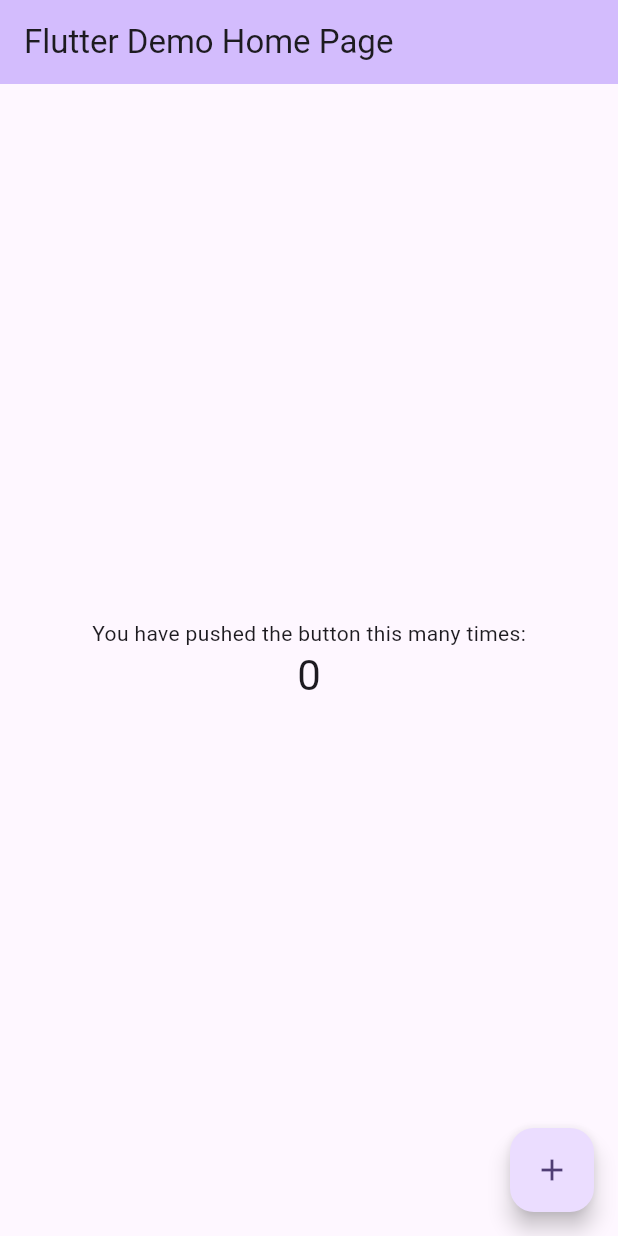
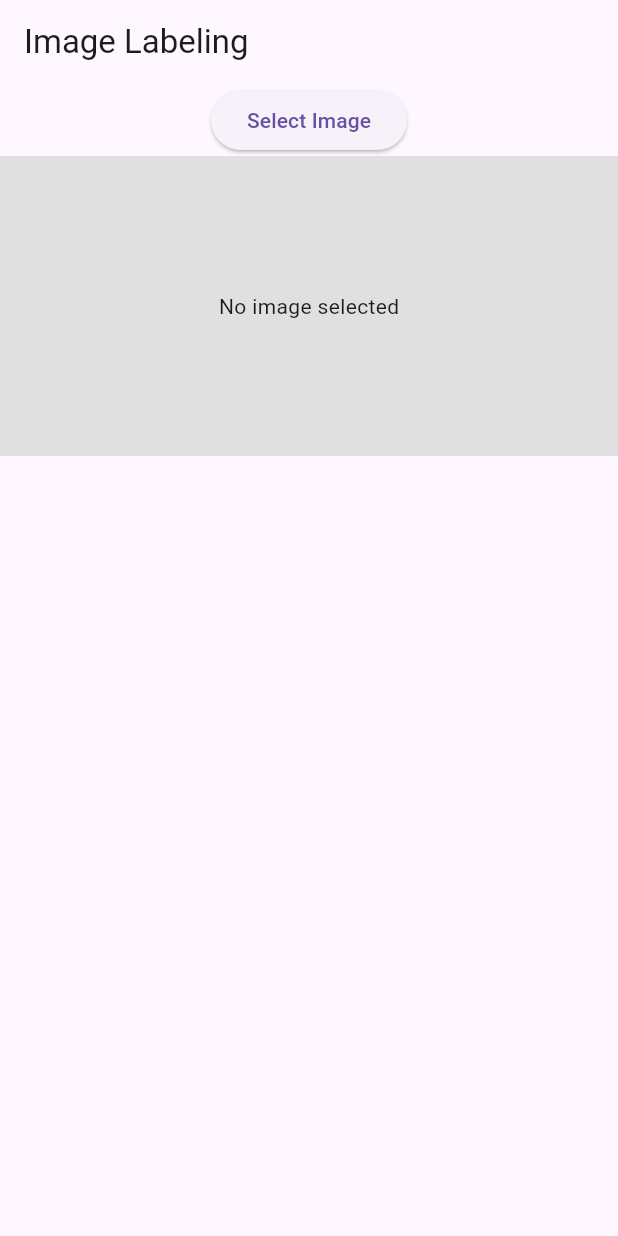
Before and after one commit to KaozhiChen/cw08, a Flutter app: the screen it shows after launch, on a phone screen of 412 x 824 dp. Run offline on Flutter 3.47's test engine with Material 3 defaults, Android fonts, the phone set to English and light mode, and no system bars; our stand-ins replace image_picker; missing offline and left inert: google_mlkit_image_labeling.

Commit message:
implement single image labeling

```diff
--- a/lib/main.dart
+++ b/lib/main.dart
@@ -1,128 +1,94 @@
-import 'package:firebase_core/firebase_core.dart';
+import 'dart:io';
 import 'package:flutter/material.dart';
+import 'package:image_picker/image_picker.dart';
+import 'package:google_mlkit_image_labeling/google_mlkit_image_labeling.dart';
 
-void main() async {
-  WidgetsFlutterBinding.ensureInitialized();
-  await Firebase.initializeApp();
-  runApp(const MyApp());
+void main() {
+  runApp(const MaterialApp(home: ImageLabelingPage()));
 }
 
-class MyApp extends StatelessWidget {
-  const MyApp({super.key});
+class ImageLabelingPage extends StatefulWidget {
+  const ImageLabelingPage({super.key});
 
-  // This widget is the root of your application.
   @override
-  Widget build(BuildContext context) {
-    return MaterialApp(
-      title: 'Flutter Demo',
-      theme: ThemeData(
-        // This is the theme of your application.
-        //
-        // TRY THIS: Try running your application with "flutter run". You'll see
-        // the application has a purple toolbar. Then, without quitting the app,
-        // try changing the seedColor in the colorScheme below to Colors.green
-        // and then invoke "hot reload" (save your changes or press the "hot
-        // reload" button in a Flutter-supported IDE, or press "r" if you used
-        // the command line to start the app).
-        //
-        // Notice that the counter didn't reset back to zero; the application
-        // state is not lost during the reload. To reset the state, use hot
-        // restart instead.
-        //
-        // This works for code too, not just values: Most code changes can be
-        // tested with just a hot reload.
-        colorScheme: ColorScheme.fromSeed(seedColor: Colors.deepPurple),
-        useMaterial3: true,
-      ),
-      home: const MyHomePage(title: 'Flutter Demo Home Page'),
-    );
-  }
+  _ImageLabelingPageState createState() => _ImageLabelingPageState();
 }
 
-class MyHomePage extends StatefulWidget {
-  const MyHomePage({super.key, required this.title});
+class _ImageLabelingPageState extends State<ImageLabelingPage> {
+  File? _selectedImage;
+  List<ImageLabel> _labels = [];
+  final ImagePicker _picker = ImagePicker();
 
-  // This widget is the home page of your application. It is stateful, meaning
-  // that it has a State object (defined below) that contains fields that affect
-  // how it looks.
+  Future<void> _pickImage() async {
+    final pickedFile = await _picker.pickImage(source: ImageSource.gallery);
+    if (pickedFile == null) {
+      ScaffoldMessenger.of(context).showSnackBar(
+        const SnackBar(content: Text('No image selected')),
+      );
+      return;
+    }
 
-  // This class is the configuration for the state. It holds the values (in this
-  // case the title) provided by the parent (in this case the App widget) and
-  // used by the build method of the State. Fields in a Widget subclass are
-  // always marked "final".
+    setState(() {
+      _selectedImage = File(pickedFile.path);
+    });
 
-  final String title;
+    await _labelImage(File(pickedFile.path));
+  }
 
-  @override
-  State<MyHomePage> createState() => _MyHomePageState();
-}
+  Future<void> _labelImage(File image) async {
+    final inputImage = InputImage.fromFilePath(image.path);
+    final options = ImageLabelerOptions(confidenceThreshold: 0.5);
+    final imageLabeler = ImageLabeler(options: options);
 
-class _MyHomePageState extends State<MyHomePage> {
-  int _counter = 0;
-
-  void _incrementCounter() {
-    setState(() {
-      // This call to setState tells the Flutter framework that something has
-      // changed in this State, which causes it to rerun the build method below
-      // so that the display can reflect the updated values. If we changed
-      // _counter without calling setState(), then the build method would not be
-      // called again, and so nothing would appear to happen.
-      _counter++;
-    });
+    try {
+      final List<ImageLabel> labels =
+          await imageLabeler.processImage(inputImage);
+      setState(() {
+        _labels = labels;
+      });
+    } catch (e) {
+      ScaffoldMessenger.of(context).showSnackBar(
+        SnackBar(content: Text('Error labeling image: $e')),
+      );
+    } finally {
+      imageLabeler.close();
+    }
   }
 
   @override
   Widget build(BuildContext context) {
-    // This method is rerun every time setState is called, for instance as done
-    // by the _incrementCounter method above.
-    //
-    // The Flutter framework has been optimized to make rerunning build methods
-    // fast, so that you can just rebuild anything that needs updating rather
-    // than having to individually change instances of widgets.
     return Scaffold(
-      appBar: AppBar(
-        // TRY THIS: Try changing the color here to a specific color (to
-        // Colors.amber, perhaps?) and trigger a hot reload to see the AppBar
-        // change color while the other colors stay the same.
-        backgroundColor: Theme.of(context).colorScheme.inversePrimary,
-        // Here we take the value from the MyHomePage object that was created by
-        // the App.build method, and use it to set our appbar title.
-        title: Text(widget.title),
+      appBar: AppBar(title: const Text('Image Labeling')),
+      body: Column(
+        children: [
+          ElevatedButton(
+            onPressed: _pickImage,
+            child: const Text('Select Image'),
+          ),
+          _selectedImage != null
+              ? Image.file(_selectedImage!)
+              : Container(
+                  height: 200,
+                  width: double.infinity,
+                  color: Colors.grey[300],
+                  child: const Center(child: Text('No image selected')),
+                ),
+          Expanded(
+            child: ListView.builder(
+              itemCount: _labels.length,
+              itemBuilder: (context, index) {
+                final label = _labels[index];
+                return ListTile(
+                  title: Text(label.label),
+                  subtitle: Text(
+                    'Confidence: ${(label.confidence * 100).toStringAsFixed(2)}%',
+                  ),
+                );
+              },
+            ),
+          ),
+        ],
       ),
-      body: Center(
-        // Center is a layout widget. It takes a single child and positions it
-        // in the middle of the parent.
-        child: Column(
-          // Column is also a layout widget. It takes a list of children and
-          // arranges them vertically. By default, it sizes itself to fit its
-          // children horizontally, and tries to be as tall as its parent.
-          //
-          // Column has various properties to control how it sizes itself and
-          // how it positions its children. Here we use mainAxisAlignment to
-          // center the children vertically; the main axis here is the vertical
-          // axis because Columns are vertical (the cross axis would be
-          // horizontal).
-          //
-          // TRY THIS: Invoke "debug painting" (choose the "Toggle Debug Paint"
-          // action in the IDE, or press "p" in the console), to see the
-          // wireframe for each widget.
-          mainAxisAlignment: MainAxisAlignment.center,
-          children: <Widget>[
-            const Text(
-              'You have pushed the button this many times:',
-            ),
-            Text(
-              '$_counter',
-              style: Theme.of(context).textTheme.headlineMedium,
-            ),
-          ],
-        ),
-      ),
-      floatingActionButton: FloatingActionButton(
-        onPressed: _incrementCounter,
-        tooltip: 'Increment',
-        child: const Icon(Icons.add),
-      ), // This trailing comma makes auto-formatting nicer for build methods.
     );
   }
 }
--- a/pubspec.yaml
+++ b/pubspec.yaml
@@ -31,6 +31,8 @@ dependencies:
   flutter:
     sdk: flutter
   firebase_core: ^3.8.0
+  image_picker: ^1.1.2
+  google_mlkit_image_labeling: ^0.13.0
 
   # The following adds the Cupertino Icons font to your application.
   # Use with the CupertinoIcons class for iOS style icons.
```
Also changed, not shown: pubspec.lock, 5 other files.
